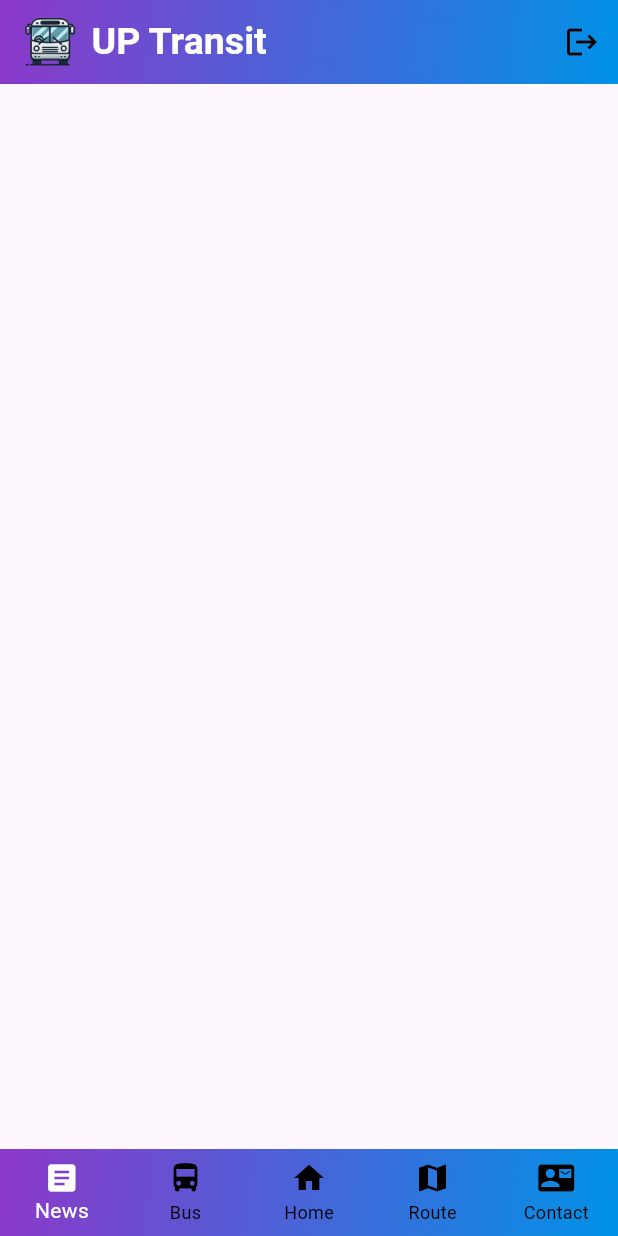
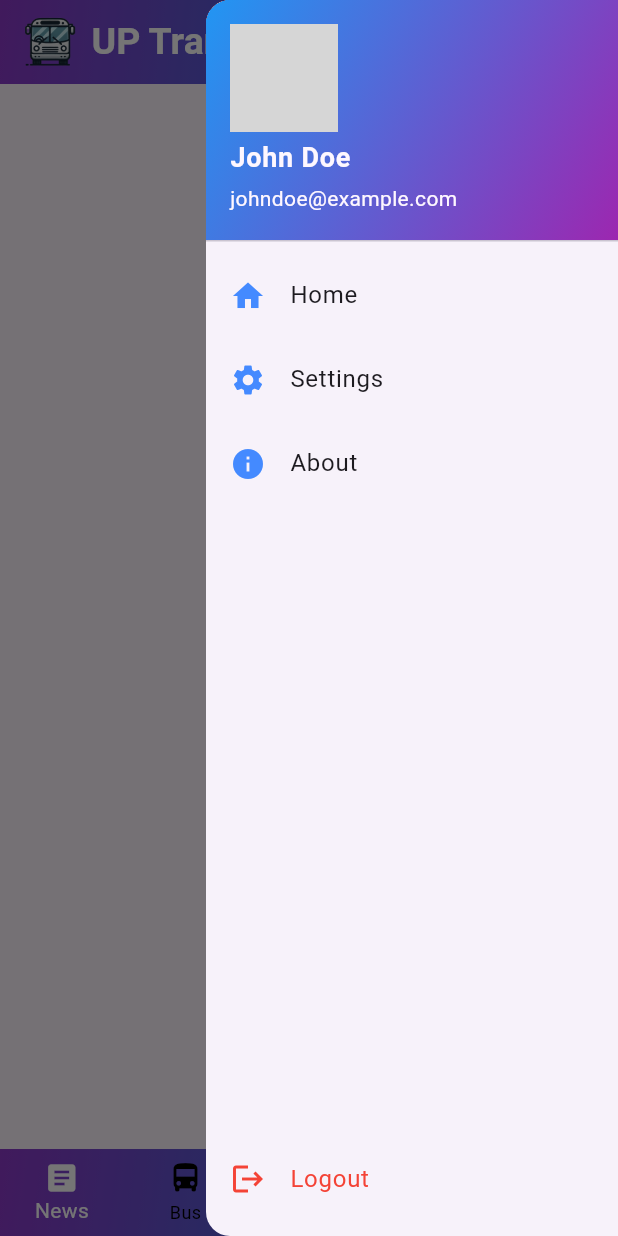
Before and after one commit to psnnice/MobileDev, a Flutter app: the BasePage screen opened directly with empty values, with the side drawer open (before the commit the screen has no drawer), on a phone screen of 412 x 824 dp. Run offline on Flutter 3.47's test engine with Material 3 defaults, Android fonts, the phone set to English and light mode, and no system bars; our stand-ins replace flutter_secure_storage, google_fonts, google_maps_flutter; accounts and stored records are empty; network calls fail; Roboto replaces fonts that are missing (YourFontFamily); grey boxes are pictures that could not be loaded.

Commit message:
use token n add sidebar

```diff
--- a/lib/frontend/page/Basepage.dart
+++ b/lib/frontend/page/Basepage.dart
@@ -1,4 +1,6 @@
 import 'package:flutter/material.dart';
+import 'package:flutter_secure_storage/flutter_secure_storage.dart';
+import 'package:up_transit/frontend/page/sidebar.dart';
 
 class BasePage extends StatefulWidget {
   final Widget body;
@@ -13,6 +15,7 @@ class BasePage extends StatefulWidget {
 }
 
 class BasePageState extends State<BasePage> {
+  final _storage = FlutterSecureStorage();
   final List<String> routes = ['/News', '/Bus', '/', '/Map', '/Contact'];
   int _selectedIndex = 0;
 
@@ -29,8 +32,9 @@ class BasePageState extends State<BasePage> {
     });
   }
 
-  void _logout() {
+  void _logout() async {
     // Handle logout logic here
+    await _storage.delete(key: 'token');
     Navigator.pushReplacementNamed(context, '/login');
   }
 
@@ -73,12 +77,7 @@ class BasePageState extends State<BasePage> {
             backgroundColor: Colors.transparent, // Make background transparent to show gradient
             elevation: 0, // Remove shadow
             actions: [
-              IconButton(
-                icon: const Icon(Icons.logout),
-                color: Colors.black,
-                onPressed: _logout,
-                tooltip: 'Logout',
-              ),
+              SidebarButton(),
             ],
           ),
         ),
@@ -124,6 +123,7 @@ class BasePageState extends State<BasePage> {
           elevation: 0,  // Make background transparent to show gradient
         ),
       ),
+      endDrawer: EndDrawer(),
     );
   }
 }
--- a/lib/frontend/page/configip/config.dart
+++ b/lib/frontend/page/configip/config.dart
@@ -1,3 +1,3 @@
 class Config {
-  static const String ip = "192.168.1.202"; // Update the IP address here
+  static const String ip = "11.0.100.209"; // Update the IP address here
 }
--- a/lib/frontend/page/deleteFunction/DeleteContact.dart
+++ b/lib/frontend/page/deleteFunction/DeleteContact.dart
@@ -1,12 +1,13 @@
 import 'package:flutter/material.dart';
-import 'package:http/http.dart' as http;
 import 'package:up_transit/frontend/page/Calls.dart';
+import 'package:up_transit/frontend/page/token.dart';
 
 Future<void> deleteContact(BuildContext context, int id) async {
   final url = Uri.parse('http://$ip:8080/contacts/$id');
+    final SecureStorage secureStorage = SecureStorage();
 
   try {
-    final response = await http.delete(url);
+    final response = await secureStorage.deleteRequest(url.toString());
 
     if (response.statusCode == 200) {
       // ลบสำเร็จ
--- a/lib/frontend/page/deleteFunction/DeleteNews.dart
+++ b/lib/frontend/page/deleteFunction/DeleteNews.dart
@@ -1,12 +1,13 @@
 import 'package:flutter/material.dart';
-import 'package:http/http.dart' as http;
 import 'package:up_transit/frontend/page/News.dart';
+import 'package:up_transit/frontend/page/token.dart';
 
 Future<void> deleteNews(BuildContext context, int id) async {
   final url = Uri.parse('http://$ip:8080/news/$id');
+  final SecureStorage secureStorage = SecureStorage();
 
   try {
-    final response = await http.delete(url);
+    final response = await secureStorage.deleteRequest(url.toString());
 
     if (response.statusCode == 200) {
       // ลบสำเร็จ
--- /dev/null
+++ b/lib/frontend/page/sidebar.dart
@@ -0,0 +1,81 @@
+import 'package:flutter/material.dart';
+import 'package:flutter_secure_storage/flutter_secure_storage.dart';
+  final _storage = FlutterSecureStorage();
+  void _logout(BuildContext context) async {
+    // Handle logout logic here
+      await _storage.delete(key: 'token');
+    Navigator.pushReplacementNamed(context, '/login');
+  }
+
+class SidebarButton extends StatelessWidget {
+  @override
+  Widget build(BuildContext context) {
+    return IconButton(
+      icon: const Icon(Icons.menu),
+      color: Colors.black,
+      onPressed: () {
+        Scaffold.of(context).openEndDrawer(); // เปิด Sidebar ทางขวา
+      },
+    );
+  }
+}
+
+class EndDrawer extends StatelessWidget {
+  @override
+  Widget build(BuildContext context) {
+    return Drawer(
+      width: MediaQuery.of(context).size.width / 1.5,
+      child: Column(
+        children: [
+          // ✅ Header สวยๆ
+          UserAccountsDrawerHeader(
+            decoration: BoxDecoration(
+              gradient: LinearGradient(
+                colors: [Colors.blue, Colors.purple],
+                begin: Alignment.topLeft,
+                end: Alignment.bottomRight,
+              ),
+            ),
+            accountName: Text("John Doe",
+                style: TextStyle(fontSize: 18, fontWeight: FontWeight.bold)),
+            accountEmail: Text("johndoe@example.com"),
+            currentAccountPicture: CircleAvatar(
+              backgroundImage: NetworkImage(
+                  "https://i.pravatar.cc/300"), // รูปโปรไฟล์สุ่ม
+            ),
+          ),
+
+          // ✅ รายการเมนู
+          _buildDrawerItem(Icons.home, "Home", context),
+          _buildDrawerItem(Icons.settings, "Settings", context),
+          _buildDrawerItem(Icons.info, "About", context),
+
+          Spacer(), // ดัน Logout ไปด้านล่าง
+
+          // ✅ ปุ่ม Logout
+          ListTile(
+            leading: Icon(Icons.logout, color: Colors.red),
+            title: Text("Logout",
+                style: TextStyle(fontSize: 16, color: Colors.red)),
+            onTap: () {
+              _logout(context);
+            },
+          ),
+          SizedBox(height: 10),
+        ],
+      ),
+    );
+  }
+
+  // ฟังก์ชันสร้างเมนู Drawer
+  Widget _buildDrawerItem(IconData icon, String title, BuildContext context) {
+    return ListTile(
+      leading: Icon(icon, color: Colors.blueAccent),
+      title: Text(title, style: TextStyle(fontSize: 16)),
+      onTap: () {
+        Navigator.pop(context);
+        print("$title clicked");
+      },
+    );
+  }
+}
--- a/pubspec.yaml
+++ b/pubspec.yaml
@@ -31,6 +31,7 @@ dependencies:
   google_fonts: ^6.2.1
   http: ^1.2.2
   provider: ^6.0.0
+  flutter_secure_storage: ^9.0.0
 
 dev_dependencies:
   flutter_test:
```
Also changed, not shown: lib/frontend/page/Loginpage.dart (+15 -12 lines), lib/frontend/page/mockDataDevices/mockData.dart (+18 -2 lines), lib/frontend/page/postFunction/AddContact.dart (+7 -2 lines), lib/frontend/page/postFunction/AddNews.dart (+6 -3 lines), lib/frontend/page/token.dart (added, +56 -0 lines), lib/frontend/page/updateFunction/updateContact.dart (+6 -1 lines), lib/frontend/page/updateFunction/updateNews.dart (+11 -3 lines), pubspec.lock, 5 other files.
